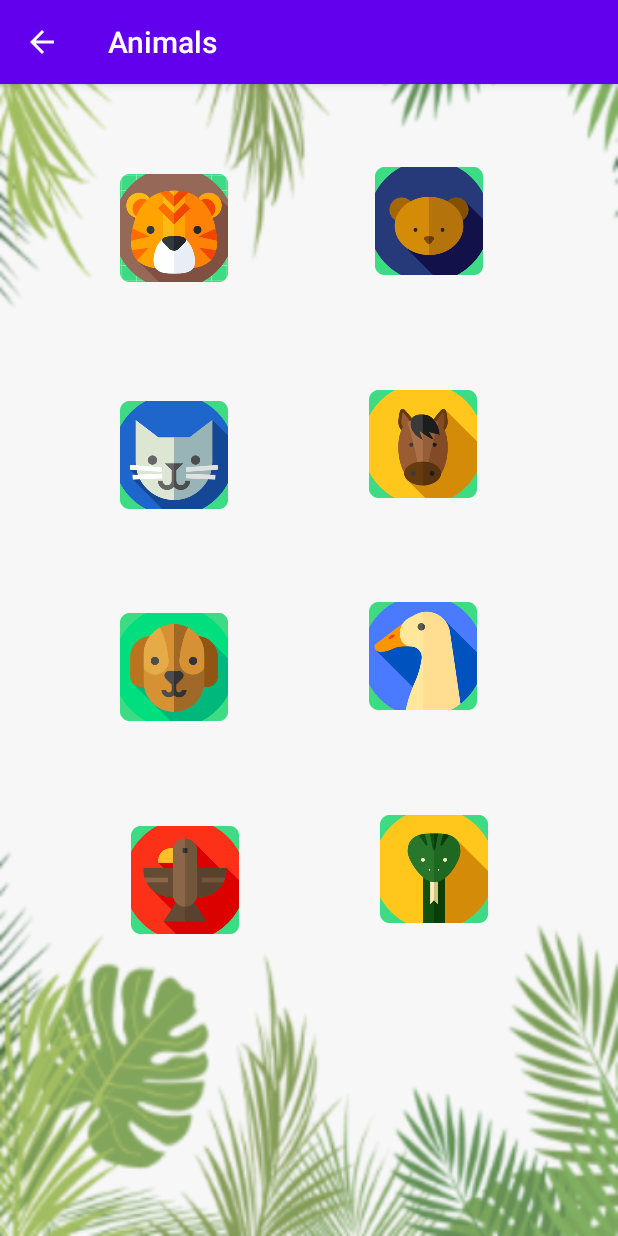
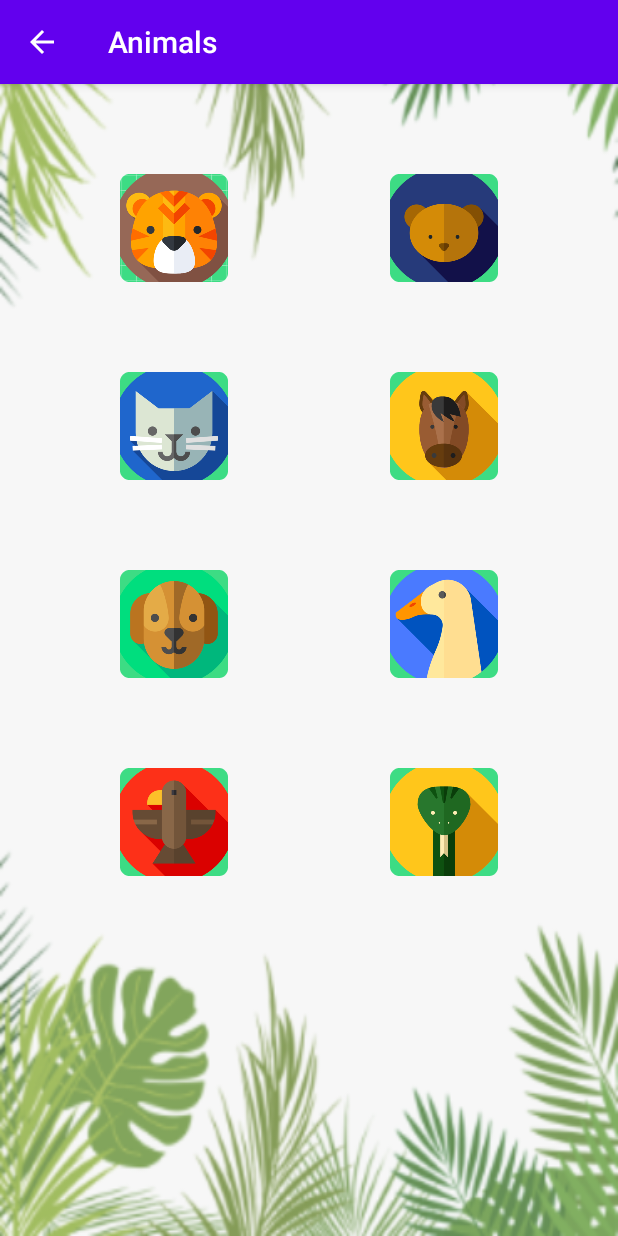
Before and after one commit to ajimenez1503/Animals3D, an Android app: the ActivitySounds screen opened directly, with no data from a screen before it, on a phone screen of 412 x 824 dp. Run offline under Robolectric (Android 15) with nearby library versions, the phone set to English and light mode, and no system bars.

Commit message:
Align button

```diff
--- a/app/src/main/res/layout/activity_sounds.xml
+++ b/app/src/main/res/layout/activity_sounds.xml
@@ -7,10 +7,10 @@
 
     <ImageButton
         android:id="@+id/imageButton4"
-        android:layout_width="0dp"
-        android:layout_height="91dp"
+        android:layout_width="wrap_content"
+        android:layout_height="wrap_content"
         android:layout_marginStart="80dp"
-        android:layout_marginTop="50dp"
+        android:layout_marginTop="60dp"
         android:background="@android:color/transparent"
         android:contentDescription="@string/button_tiger"
         android:onClick="playTigerSounds"
@@ -20,24 +20,21 @@
 
     <ImageButton
         android:id="@+id/imageButton6"
-        android:layout_width="107dp"
-        android:layout_height="86dp"
-        android:layout_marginStart="80dp"
-        android:layout_marginTop="48dp"
+        android:layout_width="wrap_content"
+        android:layout_height="wrap_content"
+        android:layout_marginTop="60dp"
         android:layout_marginEnd="80dp"
         android:background="@android:color/transparent"
         android:contentDescription="@string/button_bear"
         android:onClick="playBearSounds"
         app:layout_constraintEnd_toEndOf="parent"
-        app:layout_constraintHorizontal_bias="0.0"
-        app:layout_constraintStart_toEndOf="@id/imageButton7"
         app:layout_constraintTop_toTopOf="parent"
         app:srcCompat="@mipmap/bear" />
 
     <ImageButton
         android:id="@+id/imageButton7"
-        android:layout_width="0dp"
-        android:layout_height="91dp"
+        android:layout_width="wrap_content"
+        android:layout_height="wrap_content"
         android:layout_marginStart="80dp"
         android:layout_marginTop="60dp"
         android:background="@android:color/transparent"
@@ -49,24 +46,21 @@
 
     <ImageButton
         android:id="@+id/imageButton8"
-        android:layout_width="0dp"
-        android:layout_height="91dp"
-        android:layout_marginStart="80dp"
+        android:layout_width="wrap_content"
+        android:layout_height="wrap_content"
         android:layout_marginTop="60dp"
         android:layout_marginEnd="80dp"
         android:background="@android:color/transparent"
         android:contentDescription="@string/button_horse"
         android:onClick="playHorseSounds"
         app:layout_constraintEnd_toEndOf="parent"
-        app:layout_constraintHorizontal_bias="0.0"
-        app:layout_constraintStart_toEndOf="@id/imageButton7"
         app:layout_constraintTop_toBottomOf="@+id/imageButton6"
         app:srcCompat="@mipmap/horse" />
 
     <ImageButton
         android:id="@+id/imageButton11"
-        android:layout_width="0dp"
-        android:layout_height="72dp"
+        android:layout_width="wrap_content"
+        android:layout_height="wrap_content"
         android:layout_marginStart="80dp"
         android:layout_marginTop="60dp"
         android:background="@android:color/transparent"
@@ -78,46 +72,40 @@
 
     <ImageButton
         android:id="@+id/imageButton12"
-        android:layout_width="0dp"
-        android:layout_height="72dp"
-        android:layout_marginStart="80dp"
+        android:layout_width="wrap_content"
+        android:layout_height="wrap_content"
         android:layout_marginTop="60dp"
         android:layout_marginEnd="80dp"
         android:background="@android:color/transparent"
         android:contentDescription="@string/button_duck"
         android:onClick="playDuckSounds"
         app:layout_constraintEnd_toEndOf="parent"
-        app:layout_constraintHorizontal_bias="0.0"
-        app:layout_constraintStart_toEndOf="@+id/imageButton11"
         app:layout_constraintTop_toBottomOf="@+id/imageButton8"
         app:srcCompat="@mipmap/duck" />
 
     <ImageButton
         android:id="@+id/imageButton"
-        android:layout_width="0dp"
-        android:layout_height="91dp"
+        android:layout_width="wrap_content"
+        android:layout_height="wrap_content"
         android:layout_marginStart="80dp"
         android:layout_marginTop="60dp"
         android:background="@android:color/transparent"
         android:contentDescription="@string/button_eagle"
         android:onClick="playEagleSounds"
-        app:layout_constraintEnd_toStartOf="@+id/imageButton13"
         app:layout_constraintStart_toStartOf="parent"
         app:layout_constraintTop_toBottomOf="@+id/imageButton11"
         app:srcCompat="@mipmap/eagle" />
 
     <ImageButton
         android:id="@+id/imageButton13"
-        android:layout_width="0dp"
-        android:layout_height="91dp"
-        android:layout_marginStart="80dp"
+        android:layout_width="wrap_content"
+        android:layout_height="wrap_content"
         android:layout_marginTop="60dp"
         android:layout_marginEnd="80dp"
         android:background="@android:color/transparent"
         android:contentDescription="@string/button_snake"
         android:onClick="playSnakeSounds"
         app:layout_constraintEnd_toEndOf="parent"
-        app:layout_constraintStart_toEndOf="@+id/imageButton"
         app:layout_constraintTop_toBottomOf="@+id/imageButton12"
         app:srcCompat="@mipmap/snake" />
 
```
Also changed, not shown: app/src/main/res/layout/activity3_d.xml (+17 -26 lines).
